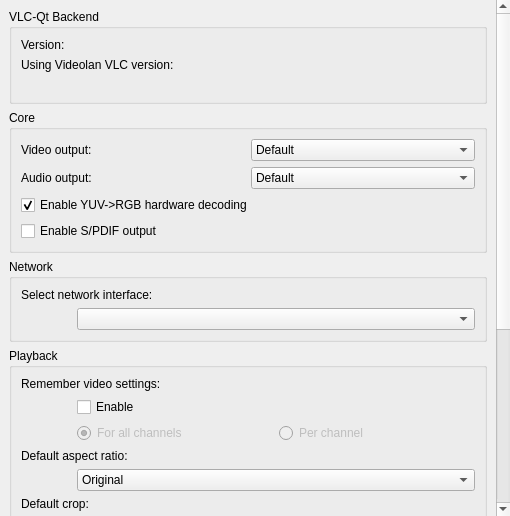
This is src/widgets/settings/SettingsBackend.ui in ntadej/tano as Qt 5 draws it before an edit. The edited form follows.
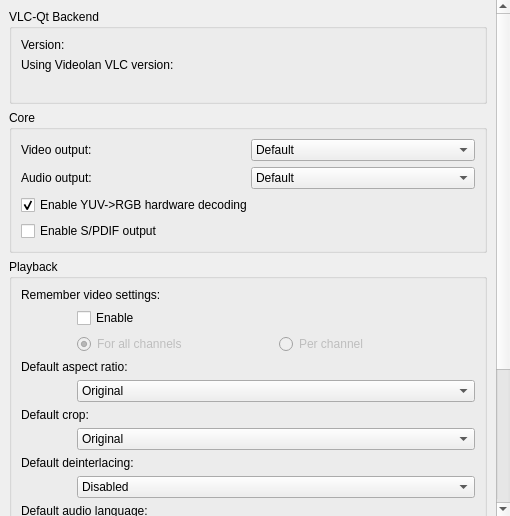
This is the edited form. Icons and pictures are not drawn.

Commit message: [core] Settings cleanup

What changed in the file:
```diff
--- a/src/widgets/settings/SettingsBackend.ui
+++ b/src/widgets/settings/SettingsBackend.ui
@@ -31,9 +31,9 @@
       <property name="geometry">
        <rect>
         <x>0</x>
-        <y>-287</y>
-        <width>493</width>
-        <height>803</height>
+        <y>-243</y>
+        <width>495</width>
+        <height>759</height>
        </rect>
       </property>
       <layout class="QVBoxLayout" name="verticalLayout_2">
@@ -141,44 +141,6 @@
          </layout>
         </widget>
        </item>
-       <item>
-        <widget class="QGroupBox" name="groupBox">
-         <property name="title">
-          <string>Network</string>
-         </property>
-         <layout class="QGridLayout" name="gridLayout_3">
-          <item row="0" column="0" colspan="2">
-           <widget class="QLabel" name="labelNetwork">
-            <property name="text">
-             <string>Select network interface:</string>
-            </property>
-           </widget>
-          </item>
-          <item row="1" column="0">
-           <widget class="QLabel" name="spacer_2">
-            <property name="minimumSize">
-             <size>
-              <width>50</width>
-              <height>0</height>
-             </size>
-            </property>
-            <property name="maximumSize">
-             <size>
-              <width>50</width>
-              <height>16777215</height>
-             </size>
-            </property>
-            <property name="text">
-             <string/>
-            </property>
-           </widget>
-          </item>
-          <item row="1" column="1">
-           <widget class="QComboBox" name="comboNetwork"/>
-          </item>
-         </layout>
-        </widget>
-       </item>
        <item>
         <widget class="QGroupBox" name="groupPlayback">
          <property name="title">
```
Left out of the diff: 12 changed lines with no effect on the pictures. The commit also changes 13 other files.
